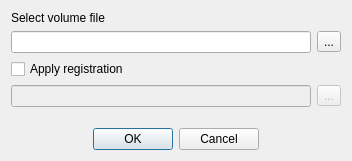
First picture: the form in freeview/DialogLoadSurfaceOverlay.ui, repository freesurfer/freesurfer, before the edit.
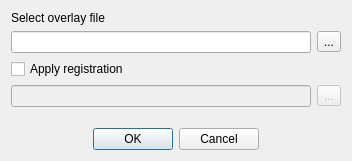
Second picture: the form after the edit. Icons and pictures are not drawn.

Commit message: Alt+L to cycle through surface labels. Command-line option to set surface label color. Bug fixes.

Diff of the .ui file:
```diff
--- a/freeview/DialogLoadSurfaceOverlay.ui
+++ b/freeview/DialogLoadSurfaceOverlay.ui
@@ -20,7 +20,7 @@
    <item>
     <widget class="QLabel" name="label">
      <property name="text">
-      <string>Select volume file</string>
+      <string>Select overlay file</string>
      </property>
     </widget>
    </item>
```
Left out of the diff: 2 changed lines with no effect on the pictures. The commit also changes 7 other files.
